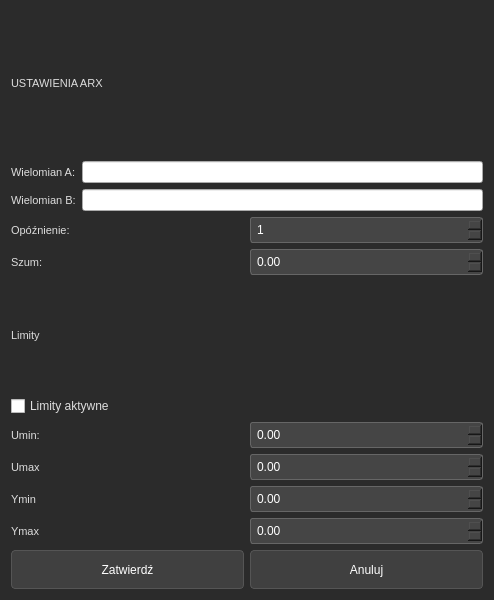
Old version of the form ustawieniaarx.ui in the repository KajetanBed/ProjektPKSEM3.
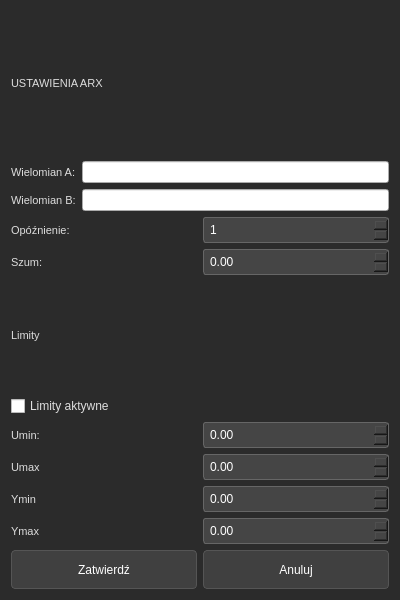
New version of the form.

The edit to the form file:
```diff
--- a/ustawieniaarx.ui
+++ b/ustawieniaarx.ui
@@ -6,7 +6,7 @@
    <rect>
     <x>0</x>
     <y>0</y>
-    <width>494</width>
+    <width>400</width>
     <height>600</height>
    </rect>
   </property>
@@ -16,6 +16,12 @@
     <height>600</height>
    </size>
   </property>
+  <property name="maximumSize">
+   <size>
+    <width>400</width>
+    <height>600</height>
+   </size>
+  </property>
   <property name="windowTitle">
    <string>Ustawienia ARX</string>
   </property>
```
